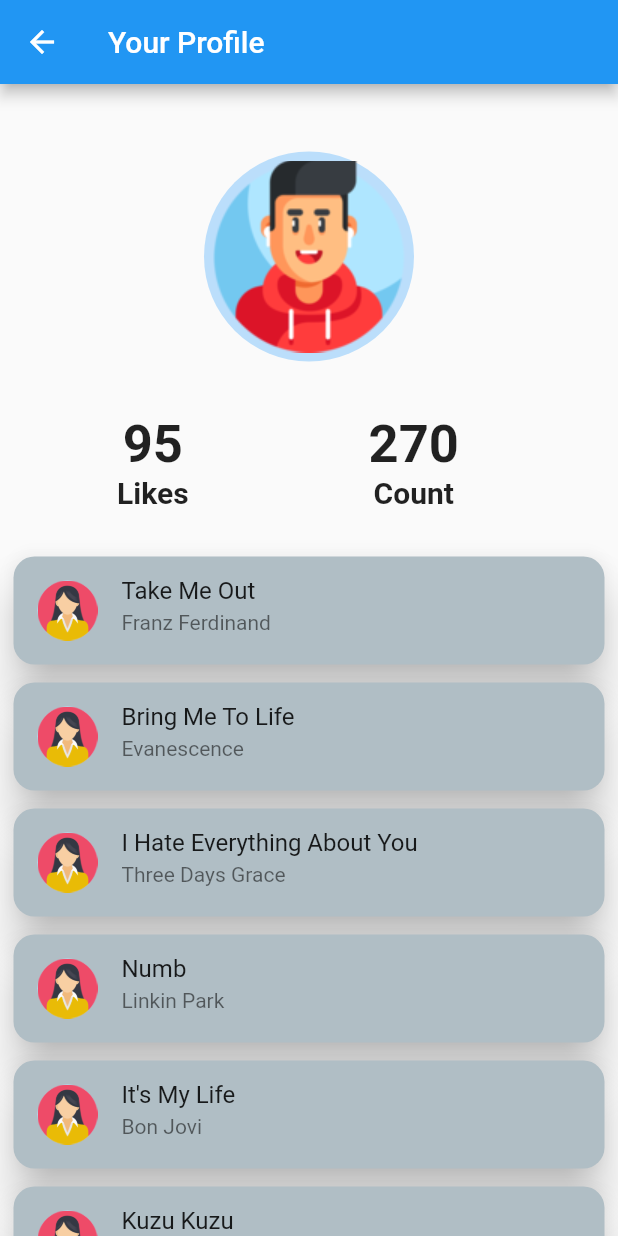
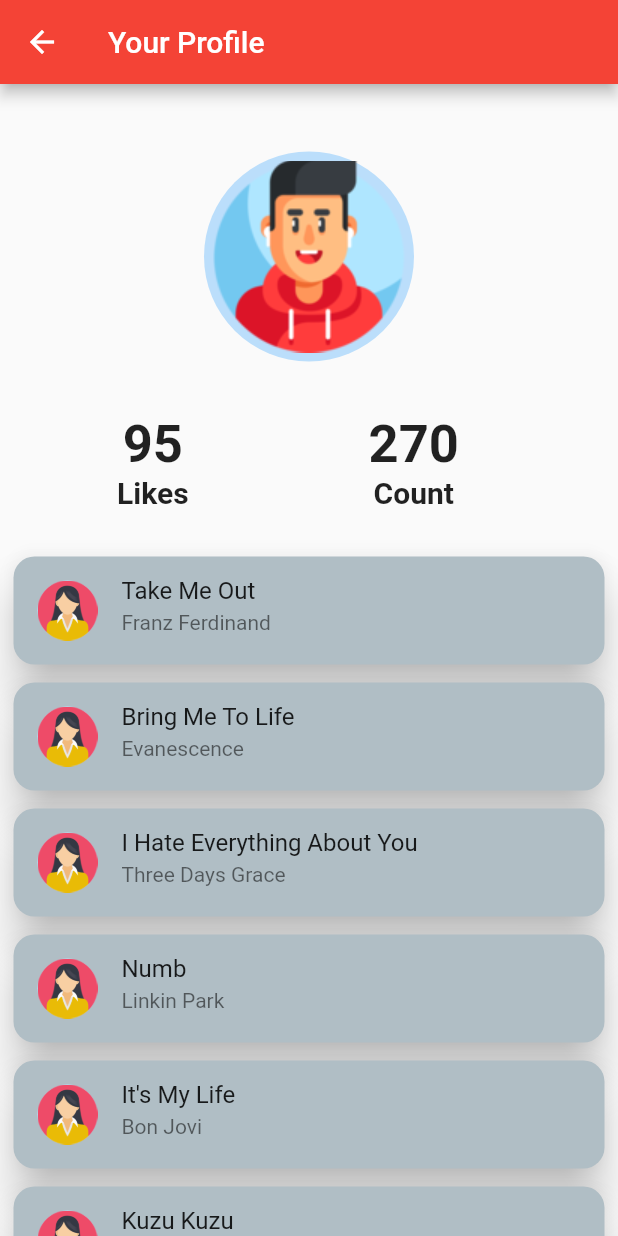
Before and after one commit to KODADASI04/Smart_Music_Selection, a Flutter app: the ProfilePage screen opened directly, on a phone screen of 412 x 824 dp. Run offline on Flutter 3.47's test engine with Material 2 defaults, Android fonts, the phone set to English and light mode, and no system bars; our stand-ins replace email_validator, firebase_auth, firebase_core, fluttericon, google_maps_flutter, google_sign_in and 3 more; accounts and stored records are empty.

Commit message:
some corrections

```diff
--- a/lib/home_page.dart
+++ b/lib/home_page.dart
@@ -61,7 +61,7 @@
                     ),
                   ),
                 ),
-                SizedBox(
+                const SizedBox(
                   width: 13,
                 )
               ],
--- a/lib/profile_page.dart
+++ b/lib/profile_page.dart
@@ -1,17 +1,15 @@
 import 'package:flutter/material.dart';
-import 'package:flutter/src/widgets/framework.dart';
-import 'package:flutter/src/widgets/placeholder.dart';
 import 'package:smart_music_selection/home_page.dart';
-import 'package:smart_music_selection/people_music_card.dart';
 
 class ProfilePage extends StatelessWidget {
-  ProfilePage({super.key});
+  const ProfilePage({super.key});
 
   @override
   Widget build(BuildContext context) {
     return Scaffold(
       appBar: AppBar(
-        title: Text("Your Profile"),
+        backgroundColor: Colors.red,
+        title: const Text("Your Profile"),
         leading: IconButton(
           onPressed: () {
             Navigator.pushReplacement(
@@ -25,7 +23,7 @@
       body: SingleChildScrollView(
         child: Column(
           children: [
-            SizedBox(
+            const SizedBox(
               height: 45,
             ),
             Center(
@@ -36,14 +34,14 @@
                 ),
               ),
             ),
-            SizedBox(height: 35),
+            const SizedBox(height: 35),
             Row(
               children: [
-                SizedBox(
+                const SizedBox(
                   width: 78,
                 ),
                 Column(
-                  children: [
+                  children: const [
                     Text(
                       "95",
                       style:
@@ -56,11 +54,11 @@
                     )
                   ],
                 ),
-                SizedBox(
+                const SizedBox(
                   width: 120,
                 ),
                 Column(
-                  children: [
+                  children: const [
                     Text(
                       "270",
                       style:
@@ -75,7 +73,7 @@
                 )
               ],
             ),
-            SizedBox(
+            const SizedBox(
               height: 25,
             ),
             MusicCard(
--- a/lib/suggested_music_page.dart
+++ b/lib/suggested_music_page.dart
@@ -2,7 +2,6 @@
 
 import 'package:flutter/material.dart';
 import 'package:like_button/like_button.dart';
-import 'package:smart_music_selection/people_music_card.dart';
 import 'package:url_launcher/url_launcher.dart';
 
 class SuggestedMusicPage extends StatelessWidget {
```
